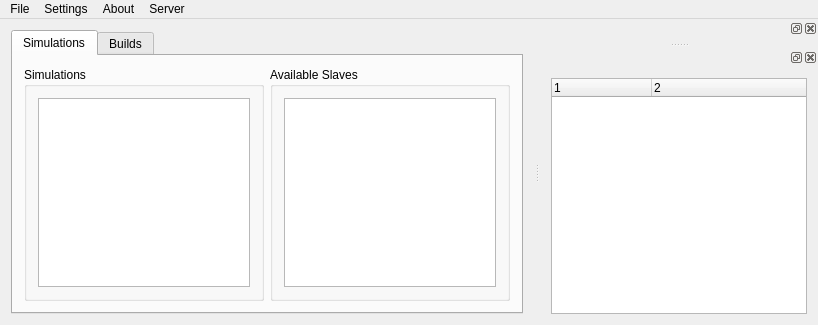
Before: the Qt Designer form AppMan/mainform.ui in hhvvkk/COS301DistrobutedApplicationManger, drawn with Qt 5.
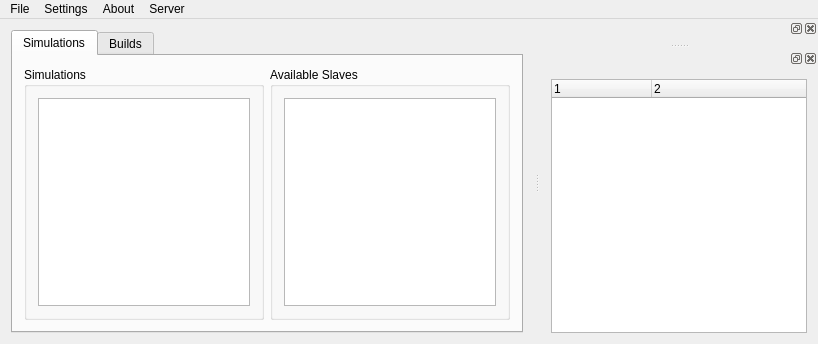
After: the same form once the commit is applied. Icons and pictures are not drawn.

What changed in the file:
```diff
--- a/AppMan/mainform.ui
+++ b/AppMan/mainform.ui
@@ -7,7 +7,7 @@
     <x>0</x>
     <y>0</y>
     <width>818</width>
-    <height>325</height>
+    <height>344</height>
    </rect>
   </property>
   <property name="acceptDrops">
```
Left out of the diff: 7 changed lines with no effect on the pictures.
